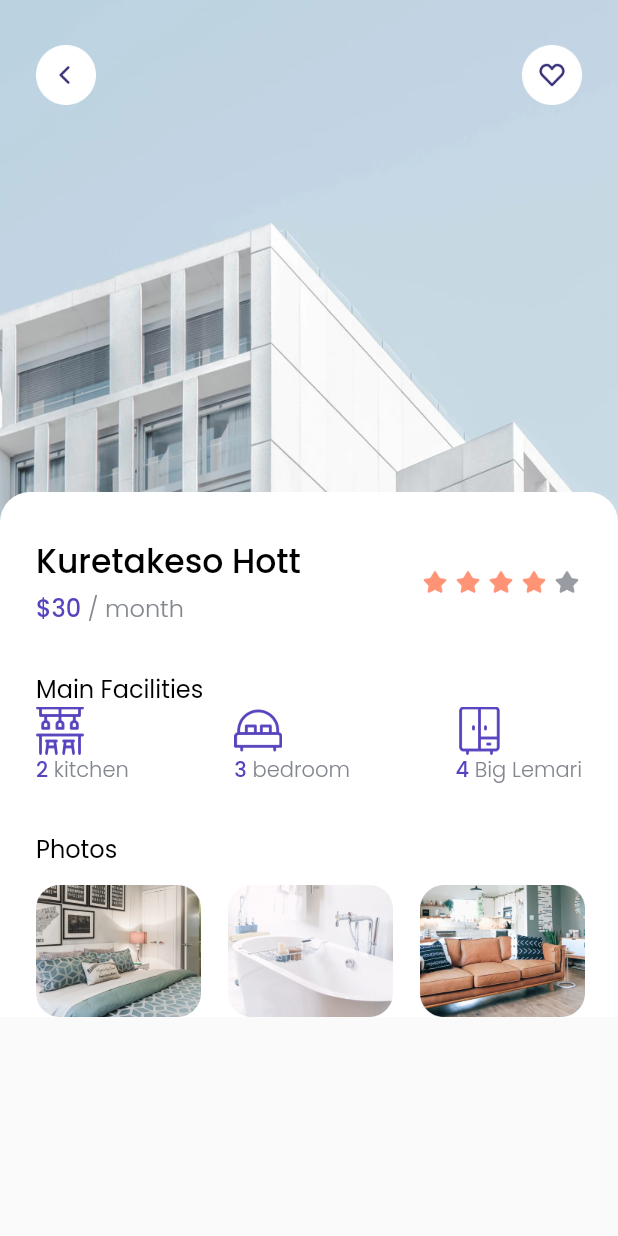
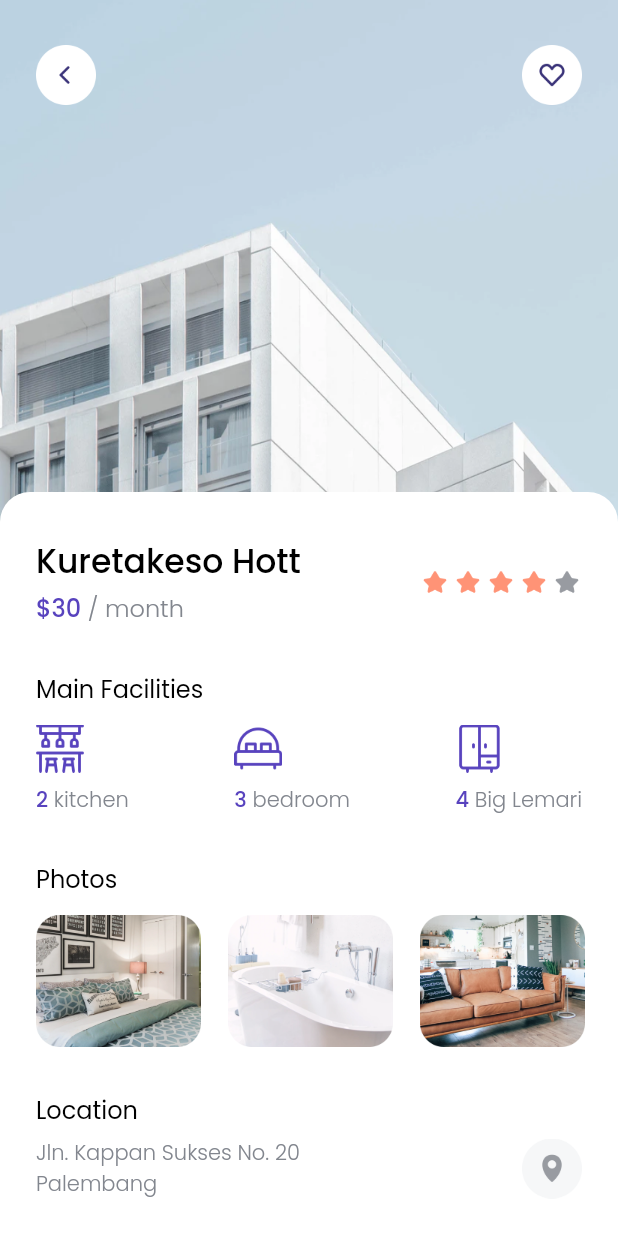
Before and after one commit to revanggaajip/cozy, a Flutter app: the DetailPage screen opened directly, on a phone screen of 412 x 824 dp. Run offline on Flutter 3.47's test engine with Material 2 defaults, Android fonts, the phone set to English and light mode, and no system bars; our stand-ins replace google_fonts.

Commit message:
Fized back button in DetailPage

```diff
--- a/lib/pages/detail_page.dart
+++ b/lib/pages/detail_page.dart
@@ -6,6 +6,7 @@ class DetailPage extends StatelessWidget {
   @override
   Widget build(BuildContext context) {
     return Scaffold(
+      backgroundColor: whiteColor,
       body: SafeArea(
         bottom: false,
         child: Stack(
@@ -15,32 +16,6 @@ class DetailPage extends StatelessWidget {
               width: MediaQuery.of(context).size.width,
               height: 350,
               fit: BoxFit.cover,
-            ),
-            Padding(
-              padding: EdgeInsets.symmetric(
-                vertical: 30,
-                horizontal: edge,
-              ),
-              child: Row(
-                mainAxisAlignment: MainAxisAlignment.spaceBetween,
-                children: [
-                  InkWell(
-                    onTap: () {
-                      Navigator.pop(context);
-                    },
-                    child: Image.asset(
-                      'assets/images/btn_back.png',
-                      width: 40,
-                      height: 40,
-                    ),
-                  ),
-                  Image.asset(
-                    'assets/images/btn_wishlist.png',
-                    width: 40,
-                    height: 40,
-                  ),
-                ],
-              ),
             ),
             ListView(
               children: [
@@ -146,6 +121,9 @@ class DetailPage extends StatelessWidget {
                           style: regularTextStyle.copyWith(fontSize: 16),
                         ),
                       ),
+                      const SizedBox(
+                        height: 12,
+                      ),
                       Padding(
                         padding: EdgeInsets.symmetric(
                           horizontal: edge,
@@ -174,7 +152,7 @@ class DetailPage extends StatelessWidget {
                       const SizedBox(
                         height: 30,
                       ),
-                      // NOTE : Main Facilities
+                      // NOTE : Photos
                       Padding(
                         padding: EdgeInsets.only(left: edge),
                         child: Text(
@@ -222,11 +200,95 @@ class DetailPage extends StatelessWidget {
                             ),
                           ],
                         ),
-                      )
+                      ),
+                      const SizedBox(
+                        height: 30,
+                      ),
+                      // NOTE : Location
+                      Padding(
+                        padding: EdgeInsets.only(left: edge),
+                        child: Text(
+                          'Location',
+                          style: regularTextStyle.copyWith(fontSize: 16),
+                        ),
+                      ),
+                      const SizedBox(
+                        height: 6,
+                      ),
+                      Padding(
+                        padding: EdgeInsets.symmetric(
+                          horizontal: edge,
+                        ),
+                        child: Row(
+                          mainAxisAlignment: MainAxisAlignment.spaceBetween,
+                          children: [
+                            Text(
+                              'Jln. Kappan Sukses No. 20\nPalembang',
+                              style: greyTextStyle,
+                            ),
+                            Image.asset(
+                              'assets/images/btn_map.png',
+                              width: 40,
+                            )
+                          ],
+                        ),
+                      ),
+                      const SizedBox(
+                        height: 40,
+                      ),
+                      Container(
+                        margin: EdgeInsets.symmetric(
+                          horizontal: edge,
+                        ),
+                        height: 50,
+                        width: MediaQuery.of(context).size.width - (2 * edge),
+                        child: RaisedButton(
+                          onPressed: () {},
+                          color: purpleColor,
+                          shape: RoundedRectangleBorder(
+                            borderRadius: BorderRadius.circular(17),
+                          ),
+                          child: Text(
+                            'Book Now',
+                            style: whiteTextStyle.copyWith(
+                              fontSize: 18,
+                            ),
+                          ),
+                        ),
+                      ),
+                      const SizedBox(
+                        height: 24,
+                      ),
                     ],
                   ),
                 )
               ],
+            ),
+            Padding(
+              padding: EdgeInsets.symmetric(
+                vertical: 30,
+                horizontal: edge,
+              ),
+              child: Row(
+                mainAxisAlignment: MainAxisAlignment.spaceBetween,
+                children: [
+                  InkWell(
+                    onTap: () {
+                      Navigator.pop(context);
+                    },
+                    child: Image.asset(
+                      'assets/images/btn_back.png',
+                      width: 40,
+                      height: 40,
+                    ),
+                  ),
+                  Image.asset(
+                    'assets/images/btn_wishlist.png',
+                    width: 40,
+                    height: 40,
+                  ),
+                ],
+              ),
             ),
           ],
         ),
--- a/lib/pages/home_page.dart
+++ b/lib/pages/home_page.dart
@@ -12,6 +12,7 @@ class HomePage extends StatelessWidget {
   @override
   Widget build(BuildContext context) {
     return Scaffold(
+      backgroundColor: whiteColor,
       body: SafeArea(
         child: ListView(
           children: [
--- a/lib/pages/splash_page.dart
+++ b/lib/pages/splash_page.dart
@@ -6,6 +6,7 @@ class SplashPage extends StatelessWidget {
   @override
   Widget build(BuildContext context) {
     return Scaffold(
+      backgroundColor: whiteColor,
       body: SafeArea(
         bottom: false,
         child: Stack(
--- a/lib/widgets/facility_item.dart
+++ b/lib/widgets/facility_item.dart
@@ -18,6 +18,9 @@ class FacilityItem extends StatelessWidget {
           width: 32,
           height: 32,
         ),
+        SizedBox(
+          height: 8,
+        ),
         Text.rich(
           TextSpan(
             text: '${total}',
```
